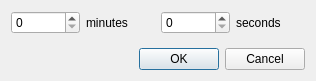
First picture: the form in src/ui/ReloadTimeDialog.ui, repository OtterBrowser/otter-browser, before the edit.
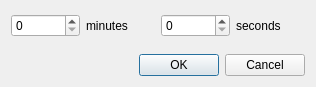
Second picture: the form after the edit.

Commit message: Adjust size

The edit to the form file:
```diff
--- a/src/ui/ReloadTimeDialog.ui
+++ b/src/ui/ReloadTimeDialog.ui
@@ -7,7 +7,7 @@
     <x>0</x>
     <y>0</y>
     <width>316</width>
-    <height>81</height>
+    <height>87</height>
    </rect>
   </property>
   <property name="windowTitle">
```
